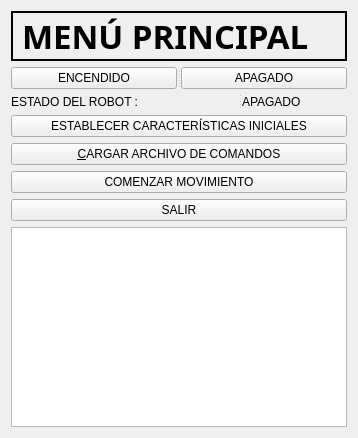
This is widget.ui in gonzafernan/robot-arm-qtsim as Qt 5 draws it before an edit. The edited form follows.
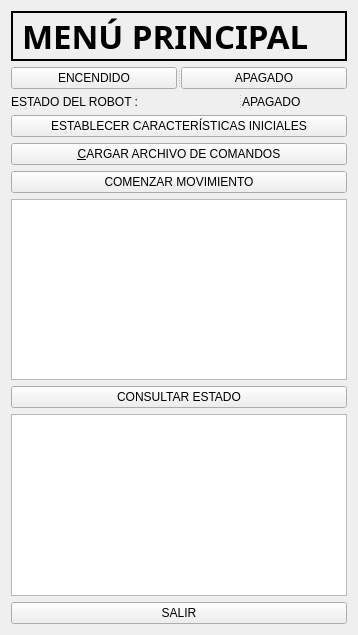
This is the edited form.

Commit message: consulta de datos del efector final y estado de la maquina

```diff
--- a/widget.ui
+++ b/widget.ui
@@ -7,7 +7,7 @@
     <x>0</x>
     <y>0</y>
     <width>358</width>
-    <height>438</height>
+    <height>635</height>
    </rect>
   </property>
   <property name="windowTitle">
@@ -93,6 +93,19 @@
      </property>
     </widget>
    </item>
+   <item>
+    <widget class="QTextEdit" name="report"/>
+   </item>
+   <item>
+    <widget class="QPushButton" name="askEstado">
+     <property name="text">
+      <string>CONSULTAR ESTADO</string>
+     </property>
+    </widget>
+   </item>
+   <item>
+    <widget class="QTextEdit" name="estadoInfo"/>
+   </item>
    <item>
     <widget class="QPushButton" name="EXIT">
      <property name="text">
@@ -100,9 +113,6 @@
      </property>
     </widget>
    </item>
-   <item>
-    <widget class="QTextEdit" name="report"/>
-   </item>
   </layout>
  </widget>
  <layoutdefault spacing="6" margin="11"/>
```
The commit also changes 6 other files.
